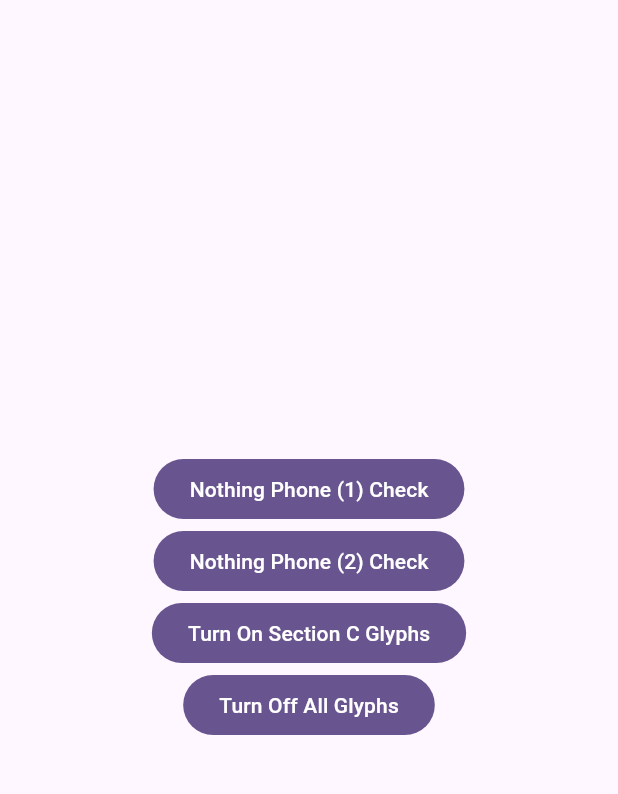
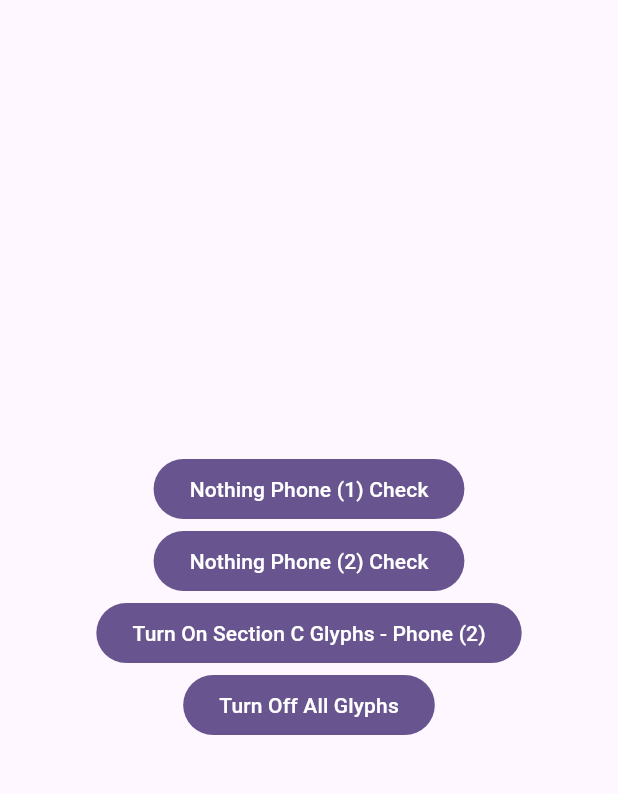
Before and after one commit to ProgrammingPleb/Flutter-Glyph-Developer-Kit, a Flutter app: the screen it shows after launch, on a phone screen of 412 x 824 dp, the part 63-857 px from its top. Run offline on Flutter 3.47's test engine with Material 3 defaults, Android fonts, the phone set to English and light mode, and no system bars; our stand-ins replace logger, plugin_platform_interface.

Commit message:
Changed example to clarify phone model

```diff
--- a/example/lib/main.dart
+++ b/example/lib/main.dart
@@ -102,7 +102,7 @@ class _NothingGlyphsPageState extends State<NothingGlyphsPage> {
                 ]);
                 glyphData.toggleGlyphs();
               },
-              child: const Text("Turn On Section C Glyphs"),
+              child: const Text("Turn On Section C Glyphs - Phone (2)"),
             ),
             FilledButton(
               onPressed: () {
```
